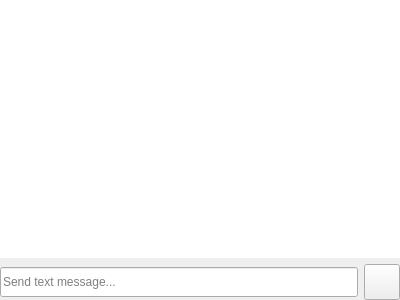
First picture: the form in instantmessagingwidget.ui, repository savoirfairelinux/jami-client-windows, before the edit.
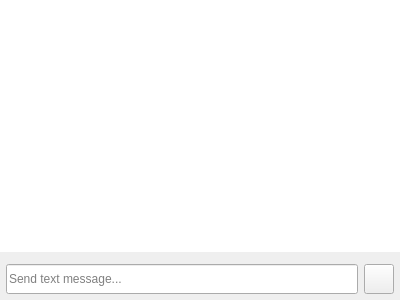
Second picture: the form after the edit. Icons and pictures are not drawn.

Patch:
```diff
--- a/instantmessagingwidget.ui
+++ b/instantmessagingwidget.ui
@@ -47,8 +47,17 @@
    </item>
    <item>
     <layout class="QHBoxLayout" name="horizontalLayout">
+     <property name="leftMargin">
+      <number>6</number>
+     </property>
      <property name="topMargin">
-      <number>0</number>
+      <number>6</number>
+     </property>
+     <property name="rightMargin">
+      <number>6</number>
+     </property>
+     <property name="bottomMargin">
+      <number>6</number>
      </property>
      <item>
       <widget class="QLineEdit" name="messageEdit">
@@ -70,14 +79,14 @@
       <widget class="QPushButton" name="sendButton">
        <property name="minimumSize">
         <size>
-         <width>36</width>
-         <height>36</height>
+         <width>30</width>
+         <height>30</height>
         </size>
        </property>
        <property name="maximumSize">
         <size>
-         <width>36</width>
-         <height>36</height>
+         <width>30</width>
+         <height>30</height>
         </size>
        </property>
        <property name="text">
@@ -89,8 +98,8 @@
        </property>
        <property name="iconSize">
         <size>
-         <width>36</width>
-         <height>36</height>
+         <width>18</width>
+         <height>18</height>
         </size>
        </property>
       </widget>
```
Left out of the diff: 2 changed lines with no effect on the pictures.
